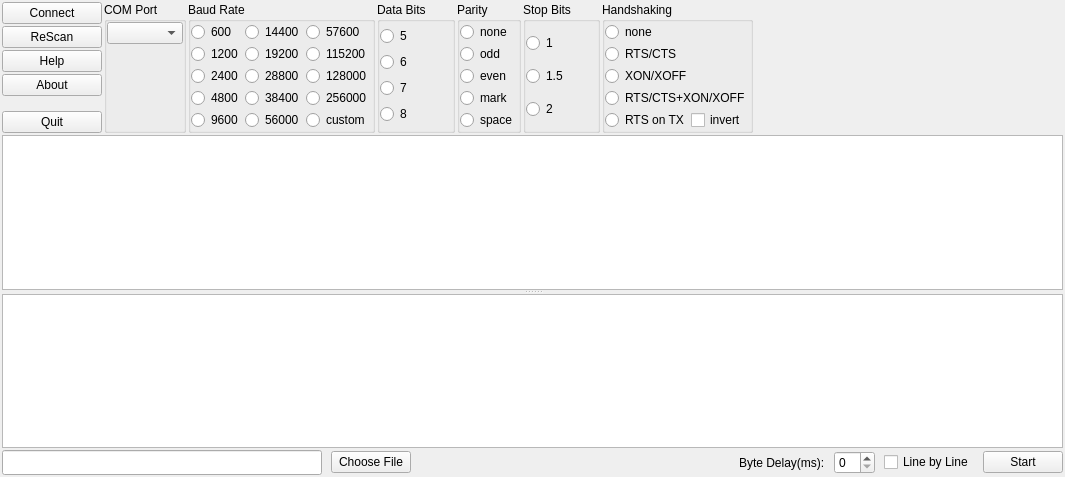
The window that crossTerm.ui (MrRadiotron/crossTerm) describes before a commit, drawn with Qt 5.
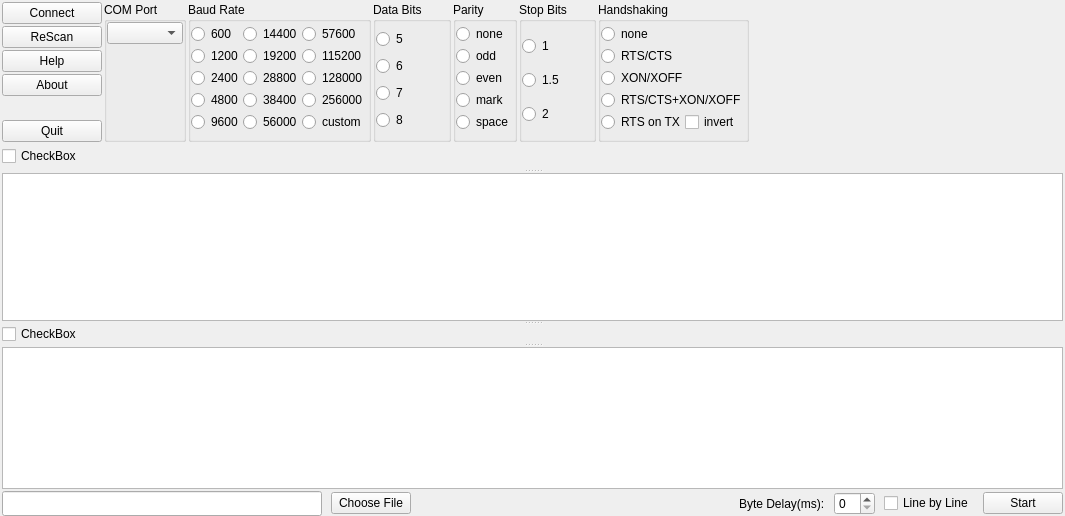
The same window after the commit.

Commit message: playing with transmit and receive bars

What changed in the file:
```diff
--- a/crossTerm.ui
+++ b/crossTerm.ui
@@ -7,27 +7,48 @@
     <x>0</x>
     <y>0</y>
     <width>1065</width>
-    <height>477</height>
+    <height>516</height>
    </rect>
   </property>
   <property name="windowTitle">
    <string>Form</string>
   </property>
-  <layout class="QVBoxLayout" name="verticalLayout_2">
+  <layout class="QVBoxLayout" name="verticalLayout_2" stretch="0,1,0">
    <property name="spacing">
     <number>2</number>
    </property>
-   <property name="margin">
+   <property name="leftMargin">
     <number>2</number>
    </property>
+   <property name="topMargin">
+    <number>2</number>
+   </property>
+   <property name="rightMargin">
+    <number>2</number>
+   </property>
+   <property name="bottomMargin">
+    <number>0</number>
+   </property>
    <item>
     <layout class="QHBoxLayout" name="horizontalLayout">
+     <property name="spacing">
+      <number>2</number>
+     </property>
+     <property name="leftMargin">
+      <number>0</number>
+     </property>
      <item>
       <widget class="QFrame" name="verticalFrame">
+       <property name="minimumSize">
+        <size>
+         <width>100</width>
+         <height>0</height>
+        </size>
+       </property>
        <property name="maximumSize">
         <size>
          <width>16777215</width>
-         <height>172</height>
+         <height>140</height>
         </size>
        </property>
        <layout class="QVBoxLayout" name="verticalLayout">
@@ -102,7 +123,7 @@
        <property name="maximumSize">
         <size>
          <width>16777215</width>
-         <height>172</height>
+         <height>140</height>
         </size>
        </property>
        <property name="styleSheet">
@@ -139,6 +160,12 @@
      </item>
      <item>
       <widget class="QGroupBox" name="BAUD_RATE">
+       <property name="maximumSize">
+        <size>
+         <width>16777215</width>
+         <height>140</height>
+        </size>
+       </property>
        <property name="title">
         <string>Baud Rate</string>
        </property>
@@ -147,7 +174,7 @@
          <number>0</number>
         </property>
         <property name="spacing">
-         <number>2</number>
+         <number>0</number>
         </property>
         <item row="1" column="1">
          <widget class="QRadioButton" name="BAUD_19200">
@@ -259,6 +286,12 @@
      </item>
      <item>
       <widget class="QGroupBox" name="DATA_BITS">
+       <property name="maximumSize">
+        <size>
+         <width>16777215</width>
+         <height>140</height>
+        </size>
+       </property>
        <property name="title">
         <string>Data Bits</string>
        </property>
@@ -267,7 +300,7 @@
          <number>0</number>
         </property>
         <property name="spacing">
-         <number>2</number>
+         <number>0</number>
         </property>
         <item row="1" column="0">
          <widget class="QRadioButton" name="DATA_BITS_6">
@@ -302,6 +335,12 @@
      </item>
      <item>
       <widget class="QGroupBox" name="PARITY">
+       <property name="maximumSize">
+        <size>
+         <width>16777215</width>
+         <height>140</height>
+        </size>
+       </property>
        <property name="title">
         <string>Parity</string>
        </property>
@@ -310,7 +349,7 @@
          <number>0</number>
         </property>
         <property name="spacing">
-         <number>2</number>
+         <number>0</number>
         </property>
         <item row="2" column="0">
          <widget class="QRadioButton" name="PARITY_EVEN">
@@ -352,12 +391,18 @@
      </item>
      <item>
       <widget class="QGroupBox" name="STOP_BITS">
+       <property name="maximumSize">
+        <size>
+         <width>16777215</width>
+         <height>140</height>
+        </size>
+       </property>
        <property name="title">
         <string>Stop Bits</string>
        </property>
        <layout class="QVBoxLayout" name="verticalLayout_4">
         <property name="spacing">
-         <number>2</number>
+         <number>0</number>
         </property>
         <property name="margin">
          <number>0</number>
@@ -388,15 +433,21 @@
      </item>
      <item>
       <widget class="QGroupBox" name="HANDSHAKING">
+       <property name="maximumSize">
+        <size>
+         <width>16777215</width>
+         <height>140</height>
+        </size>
+       </property>
        <property name="title">
         <string>Handshaking</string>
        </property>
        <property name="flat">
         <bool>false</bool>
        </property>
-       <layout class="QVBoxLayout" name="verticalLayout_5">
+       <layout class="QVBoxLayout" name="verticalLayout_5" stretch="1,1,1,1,0">
         <property name="spacing">
-         <number>2</number>
+         <number>0</number>
         </property>
         <property name="margin">
          <number>0</number>
@@ -431,6 +482,9 @@
         </item>
         <item>
          <layout class="QHBoxLayout" name="horizontalLayout_2">
+          <property name="spacing">
+           <number>0</number>
+          </property>
           <item>
            <widget class="QRadioButton" name="HANDSHAKING_RTS_ON_TX">
             <property name="text">
@@ -466,19 +520,48 @@
     </layout>
    </item>
    <item>
-    <widget class="QSplitter" name="splitter">
-     <property name="enabled">
-      <bool>true</bool>
-     </property>
-     <property name="frameShape">
-      <enum>QFrame::NoFrame</enum>
-     </property>
-     <property name="frameShadow">
-      <enum>QFrame::Plain</enum>
-     </property>
+    <widget class="QWidget" name="widget_2" native="true">
+     <layout class="QVBoxLayout" name="verticalLayout_6">
+      <property name="spacing">
+       <number>0</number>
+      </property>
+      <property name="margin">
+       <number>0</number>
+      </property>
+      <item>
+       <widget class="QSplitter" name="splitter_2">
      <property name="orientation">
       <enum>Qt::Vertical</enum>
      </property>
+        <widget class="QWidget" name="widget" native="true">
+         <property name="minimumSize">
+          <size>
+           <width>0</width>
+           <height>25</height>
+          </size>
+         </property>
+         <property name="maximumSize">
+          <size>
+           <width>16777215</width>
+           <height>25</height>
+          </size>
+         </property>
+         <layout class="QHBoxLayout" name="horizontalLayout_4">
+          <property name="spacing">
+           <number>0</number>
+          </property>
+          <property name="margin">
+           <number>0</number>
+          </property>
+          <item>
+           <widget class="QCheckBox" name="checkBox">
+            <property name="text">
+             <string>CheckBox</string>
+            </property>
+           </widget>
+          </item>
+         </layout>
+        </widget>
      <widget class="QPlainTextEdit" name="RECEIVE_EDIT">
       <property name="font">
        <font>
@@ -495,6 +578,39 @@
        <string notr="true"/>
       </property>
      </widget>
+        <widget class="QSplitter" name="splitter">
+         <property name="orientation">
+          <enum>Qt::Vertical</enum>
+         </property>
+         <widget class="QWidget" name="widget_3" native="true">
+          <property name="minimumSize">
+           <size>
+            <width>0</width>
+            <height>18</height>
+           </size>
+          </property>
+          <property name="maximumSize">
+           <size>
+            <width>16777215</width>
+            <height>18</height>
+           </size>
+          </property>
+          <layout class="QHBoxLayout" name="horizontalLayout_3">
+           <property name="spacing">
+            <number>0</number>
+           </property>
+           <property name="margin">
+            <number>0</number>
+           </property>
+           <item>
+            <widget class="QCheckBox" name="checkBox_2">
+             <property name="text">
+              <string>CheckBox</string>
+             </property>
+            </widget>
+           </item>
+          </layout>
+         </widget>
      <widget class="QPlainTextEdit" name="TRANSMIT_EDIT">
       <property name="font">
        <font>
@@ -508,6 +624,10 @@
        <enum>QPlainTextEdit::NoWrap</enum>
       </property>
      </widget>
+        </widget>
+       </widget>
+      </item>
+     </layout>
     </widget>
    </item>
    <item>
```
Lines whose indentation alone changed are shown as unchanged.
